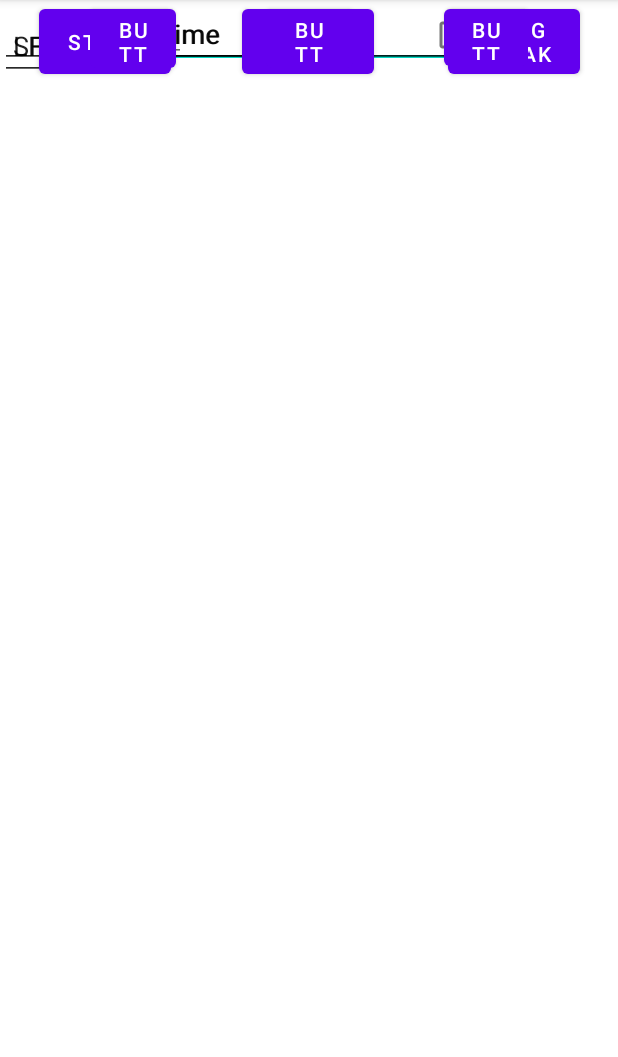
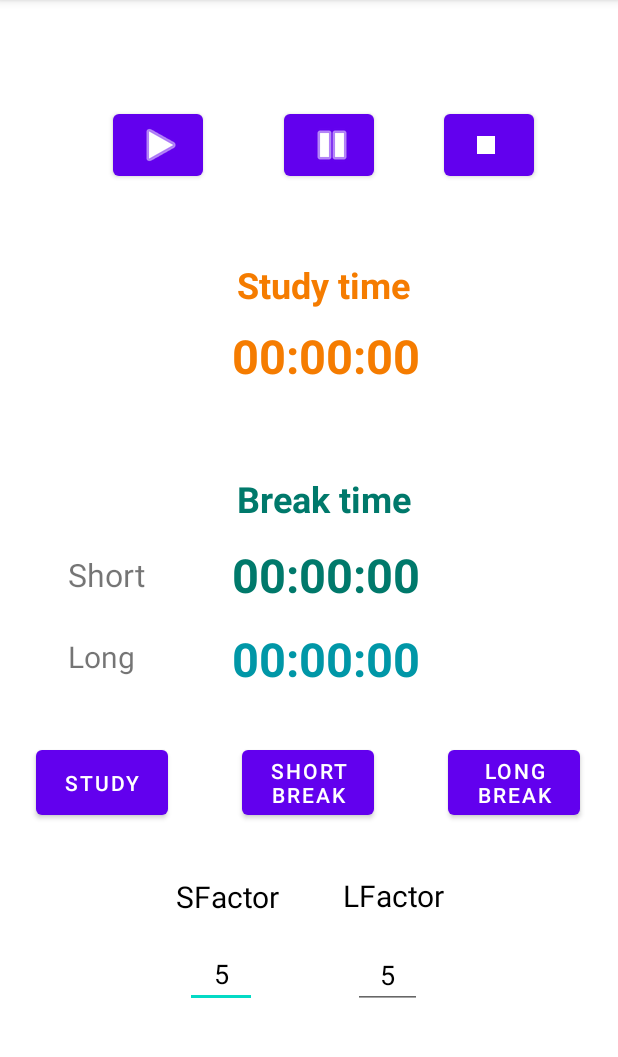
Before and after one commit to pviscone/flowmodoro, an Android app: the screen it shows after launch (MainActivity), on a phone screen of 412 x 824 dp, the part 84-1141 px from its top. Run offline under Robolectric (Android 15) with nearby library versions, the phone set to English and light mode, and no system bars.

Commit message:
New basic layout added

```diff
--- /dev/null
+++ b/app/src/main/res/drawable/ic_stop.xml
@@ -0,0 +1,10 @@
+<vector xmlns:android="http://schemas.android.com/apk/res/android"
+    android:width="24dp"
+    android:height="24dp"
+    android:viewportWidth="24"
+    android:viewportHeight="24"
+    android:tint="?attr/colorControlNormal">
+  <path
+      android:fillColor="@android:color/white"
+      android:pathData="M6,6h12v12H6z"/>
+</vector>
--- a/app/src/main/res/layout/activity_main.xml
+++ b/app/src/main/res/layout/activity_main.xml
@@ -4,197 +4,274 @@
     xmlns:tools="http://schemas.android.com/tools"
     android:layout_width="match_parent"
     android:layout_height="match_parent"
+    android:background="@color/white"
     tools:context=".MainActivity">
 
+    <ImageView
+        android:id="@+id/imageView"
+        android:layout_width="wrap_content"
+        android:layout_height="wrap_content"
+        app:layout_constraintBottom_toBottomOf="parent"
+        tools:layout_editor_absoluteX="0dp"
+        tools:srcCompat="@drawable/wp6387132" />
+
     <Button
-        android:id="@+id/button8"
+        android:id="@+id/buttonLong"
+        android:layout_width="wrap_content"
+        android:layout_height="wrap_content"
+        android:text="Long\nbreak"
+        app:layout_constraintBottom_toBottomOf="parent"
+        app:layout_constraintEnd_toEndOf="parent"
+        app:layout_constraintHorizontal_bias="0.662"
+        app:layout_constraintStart_toEndOf="@+id/buttonShort"
+        app:layout_constraintTop_toTopOf="parent"
+        app:layout_constraintVertical_bias="0.693" />
+
+    <Button
+        android:id="@+id/buttonShort"
         android:layout_width="wrap_content"
         android:layout_height="wrap_content"
         android:text="Short\nbreak"
+        app:layout_constraintBottom_toBottomOf="parent"
         app:layout_constraintEnd_toEndOf="parent"
         app:layout_constraintHorizontal_bias="0.498"
         app:layout_constraintStart_toStartOf="parent"
-        tools:layout_editor_absoluteY="478dp" />
+        app:layout_constraintTop_toTopOf="parent"
+        app:layout_constraintVertical_bias="0.693" />
 
     <Button
-        android:id="@+id/button10"
-        android:layout_width="wrap_content"
-        android:layout_height="wrap_content"
-        android:text="Long\nbreak"
-        app:layout_constraintEnd_toEndOf="parent"
-        app:layout_constraintHorizontal_bias="0.662"
-        app:layout_constraintStart_toEndOf="@+id/button8"
-        tools:layout_editor_absoluteY="478dp" />
-
-    <Button
-        android:id="@+id/button9"
+        android:id="@+id/buttonStudy"
         android:layout_width="88dp"
         android:layout_height="55dp"
         android:text="Study"
-        app:layout_constraintEnd_toStartOf="@+id/button8"
-        app:layout_constraintHorizontal_bias="0.356"
+        app:layout_constraintBottom_toBottomOf="parent"
+        app:layout_constraintEnd_toStartOf="@+id/buttonShort"
+        app:layout_constraintHorizontal_bias="0.328"
         app:layout_constraintStart_toStartOf="parent"
-        tools:layout_editor_absoluteY="478dp" />
+        app:layout_constraintTop_toTopOf="parent"
+        app:layout_constraintVertical_bias="0.693" />
 
-    <EditText
-        android:id="@+id/editTextTime3"
+    <TextView
+        android:id="@+id/LongTime"
+        android:layout_width="210dp"
+        android:layout_height="44dp"
+        android:ems="10"
+        android:text="00:00:00"
+        android:textAlignment="center"
+        android:textColor="#0097A7"
+        android:textColorHighlight="#00796B"
+        android:textSize="31dp"
+        android:textStyle="bold"
+        app:layout_constraintBottom_toBottomOf="parent"
+        app:layout_constraintEnd_toEndOf="parent"
+        app:layout_constraintHorizontal_bias="0.557"
+        app:layout_constraintStart_toStartOf="parent"
+        app:layout_constraintTop_toTopOf="parent"
+        app:layout_constraintVertical_bias="0.577" />
+
+    <TextView
+        android:id="@+id/StudyTime"
+        android:layout_width="210dp"
+        android:layout_height="44dp"
+        android:ems="10"
+        android:text="00:00:00"
+        android:textAlignment="center"
+        android:textColor="#F57C00"
+        android:textSize="31dp"
+        android:textStyle="bold"
+        app:layout_constraintBottom_toBottomOf="parent"
+        app:layout_constraintEnd_toEndOf="parent"
+        app:layout_constraintHorizontal_bias="0.557"
+        app:layout_constraintStart_toStartOf="parent"
+        app:layout_constraintTop_toTopOf="parent"
+        app:layout_constraintVertical_bias="0.298" />
+
+    <TextView
+        android:id="@+id/editTextTextPersonName"
         android:layout_width="wrap_content"
         android:layout_height="wrap_content"
         android:ems="10"
-        android:inputType="time"
+        android:inputType="textPersonName"
+        android:text="            Study time"
+        android:textColor="#F57C00"
+        android:textSize="24sp"
+        android:textStyle="bold"
+        app:layout_constraintBottom_toBottomOf="parent"
         app:layout_constraintEnd_toEndOf="parent"
-        app:layout_constraintHorizontal_bias="0.572"
+        app:layout_constraintHorizontal_bias="0.654"
         app:layout_constraintStart_toStartOf="parent"
-        tools:layout_editor_absoluteY="411dp" />
+        app:layout_constraintTop_toTopOf="parent"
+        app:layout_constraintVertical_bias="0.236" />
 
-    <EditText
-        android:id="@+id/editTextTime"
-        android:layout_width="wrap_content"
-        android:layout_height="wrap_content"
+    <TextView
+        android:id="@+id/ShortTime"
+        android:layout_width="210dp"
+        android:layout_height="44dp"
         android:ems="10"
-        android:inputType="time"
+        android:text="00:00:00"
+        android:textAlignment="center"
+        android:textColor="#00796B"
+        android:textSize="31dp"
+        android:textStyle="bold"
+        app:layout_constraintBottom_toBottomOf="parent"
         app:layout_constraintEnd_toEndOf="parent"
-        app:layout_constraintHorizontal_bias="0.567"
+        app:layout_constraintHorizontal_bias="0.557"
         app:layout_constraintStart_toStartOf="parent"
-        tools:layout_editor_absoluteY="220dp" />
+        app:layout_constraintTop_toTopOf="parent" />
 
-    <EditText
-        android:id="@+id/editTextTextPersonName3"
-        android:layout_width="70dp"
-        android:layout_height="40dp"
+    <TextView
+        android:id="@+id/editTextTextPersonName2"
+        android:layout_width="67dp"
+        android:layout_height="31dp"
+        android:layout_marginStart="40dp"
         android:ems="10"
         android:inputType="textPersonName"
-        android:text="  Long"
-        app:layout_constraintEnd_toStartOf="@+id/editTextTime3"
-        app:layout_constraintHorizontal_bias="0.666"
+        android:text=" Short"
+        android:textSize="21dp"
+        app:layout_constraintBottom_toBottomOf="parent"
+        app:layout_constraintEnd_toStartOf="@+id/editTextTime2"
+        app:layout_constraintHorizontal_bias="0.604"
         app:layout_constraintStart_toStartOf="parent"
-        tools:layout_editor_absoluteY="416dp" />
+        app:layout_constraintTop_toTopOf="parent" />
 
-    <EditText
+    <TextView
         android:id="@+id/editTextTextPersonName4"
         android:layout_width="wrap_content"
         android:layout_height="wrap_content"
         android:ems="10"
         android:inputType="textPersonName"
         android:text="            Break time"
-        tools:layout_editor_absoluteX="115dp"
-        tools:layout_editor_absoluteY="288dp" />
+        android:textColor="#00796B"
+        android:textSize="24sp"
+        android:textStyle="bold"
+        app:layout_constraintBottom_toBottomOf="parent"
+        app:layout_constraintEnd_toEndOf="parent"
+        app:layout_constraintHorizontal_bias="0.654"
+        app:layout_constraintStart_toStartOf="parent"
+        app:layout_constraintTop_toTopOf="parent"
+        app:layout_constraintVertical_bias="0.43" />
+
+    <TextView
+        android:id="@+id/editTextTextPersonName3"
+        android:layout_width="69dp"
+        android:layout_height="38dp"
+        android:layout_marginStart="36dp"
+        android:ems="10"
+        android:inputType="textPersonName"
+        android:text="  Long"
+        android:textSize="20sp"
+        app:layout_constraintBottom_toBottomOf="parent"
+        app:layout_constraintEnd_toStartOf="@+id/editTextTime3"
+        app:layout_constraintHorizontal_bias="0.652"
+        app:layout_constraintStart_toStartOf="parent"
+        app:layout_constraintTop_toTopOf="parent"
+        app:layout_constraintVertical_bias="0.581" />
+
+    <Button
+        android:id="@+id/buttonPause"
+        android:layout_width="60dp"
+        android:layout_height="53dp"
+        android:text="Button"
+        app:icon="@android:drawable/ic_media_pause"
+        app:layout_constraintBottom_toBottomOf="parent"
+        app:layout_constraintEnd_toEndOf="parent"
+        app:layout_constraintHorizontal_bias="0.538"
+        app:layout_constraintStart_toStartOf="parent"
+        app:layout_constraintTop_toTopOf="parent"
+        app:layout_constraintVertical_bias="0.098" />
+
+    <Button
+        android:id="@+id/buttonStop"
+        android:layout_width="60dp"
+        android:layout_height="53dp"
+        android:text="Button"
+        app:icon="@drawable/ic_stop"
+        app:layout_constraintBottom_toBottomOf="parent"
+        app:layout_constraintEnd_toEndOf="parent"
+        app:layout_constraintHorizontal_bias="0.457"
+        app:layout_constraintStart_toEndOf="@+id/buttonPause"
+        app:layout_constraintTop_toTopOf="parent"
+        app:layout_constraintVertical_bias="0.098" />
+
+    <Button
+        android:id="@+id/buttonPlay"
+        android:layout_width="60dp"
+        android:layout_height="53dp"
+        android:text="Button"
+        app:icon="@android:drawable/ic_media_play"
+        app:layout_constraintBottom_toBottomOf="parent"
+        app:layout_constraintEnd_toStartOf="@+id/buttonPause"
+        app:layout_constraintHorizontal_bias="0.584"
+        app:layout_constraintStart_toStartOf="parent"
+        app:layout_constraintTop_toTopOf="parent"
+        app:layout_constraintVertical_bias="0.098" />
 
     <EditText
-        android:id="@+id/editTextTextPersonName2"
-        android:layout_width="71dp"
-        android:layout_height="44dp"
-        android:ems="10"
-        android:inputType="textPersonName"
-        android:text=" Short"
-        app:layout_constraintEnd_toStartOf="@+id/editTextTime2"
-        app:layout_constraintHorizontal_bias="0.659"
-        app:layout_constraintStart_toStartOf="parent"
-        tools:layout_editor_absoluteY="344dp" />
-
-    <EditText
-        android:id="@+id/editTextTime2"
-        android:layout_width="wrap_content"
-        android:layout_height="wrap_content"
-        android:ems="10"
-        android:inputType="time"
-        app:layout_constraintEnd_toEndOf="parent"
-        app:layout_constraintHorizontal_bias="0.572"
-        app:layout_constraintStart_toStartOf="parent"
-        tools:layout_editor_absoluteY="343dp" />
-
-    <EditText
-        android:id="@+id/editTextTextPersonName"
-        android:layout_width="wrap_content"
-        android:layout_height="wrap_content"
-        android:ems="10"
-        android:inputType="textPersonName"
-        android:text="            Study time"
-        tools:layout_editor_absoluteX="115dp"
-        tools:layout_editor_absoluteY="157dp" />
-
-    <Button
-        android:id="@+id/button13"
-        android:layout_width="58dp"
-        android:layout_height="51dp"
-        android:text="Button"
-        app:layout_constraintEnd_toEndOf="parent"
-        app:layout_constraintHorizontal_bias="0.501"
-        app:layout_constraintStart_toStartOf="parent"
-        tools:layout_editor_absoluteY="69dp" />
-
-    <Button
-        android:id="@+id/button14"
-        android:layout_width="56dp"
-        android:layout_height="50dp"
-        android:text="Button"
-        app:layout_constraintEnd_toEndOf="parent"
-        app:layout_constraintStart_toEndOf="@+id/button13"
-        tools:layout_editor_absoluteY="70dp" />
-
-    <Button
-        android:id="@+id/button11"
-        android:layout_width="57dp"
-        android:layout_height="51dp"
-        android:text="Button"
-        app:layout_constraintEnd_toStartOf="@+id/button13"
-        app:layout_constraintStart_toStartOf="parent"
-        tools:layout_editor_absoluteY="69dp" />
-
-    <EditText
-        android:id="@+id/editTextNumber4"
+        android:id="@+id/SFactor"
         android:layout_width="48dp"
         android:layout_height="41dp"
         android:ems="10"
         android:inputType="number"
-        app:layout_constraintEnd_toStartOf="@+id/editTextNumber5"
-        app:layout_constraintHorizontal_bias="0.539"
+        android:shadowColor="#7E7979"
+        android:text="5"
+        android:textAlignment="center"
+        android:textColor="#000000"
+        app:layout_constraintBottom_toBottomOf="parent"
+        app:layout_constraintEnd_toStartOf="@+id/LFactor"
+        app:layout_constraintHorizontal_bias="0.658"
         app:layout_constraintStart_toStartOf="parent"
-        tools:layout_editor_absoluteY="615dp" />
+        app:layout_constraintTop_toTopOf="parent"
+        app:layout_constraintVertical_bias="0.868" />
 
-    <EditText
-        android:id="@+id/editTextNumber5"
-        android:layout_width="46dp"
-        android:layout_height="42dp"
+    <TextView
+        android:id="@+id/editTextTextPersonName6"
+        android:layout_width="77dp"
+        android:layout_height="44dp"
         android:ems="10"
-        android:inputType="number"
-        app:layout_constraintEnd_toStartOf="@+id/checkBox2"
-        app:layout_constraintHorizontal_bias="0.79"
+        android:inputType="textPersonName"
+        android:text=" LFactor"
+        android:textAlignment="center"
+        android:textColor="#000000"
+        android:textSize="20sp"
+        app:layout_constraintBottom_toTopOf="@+id/LFactor"
+        app:layout_constraintEnd_toEndOf="parent"
+        app:layout_constraintHorizontal_bias="0.661"
         app:layout_constraintStart_toStartOf="parent"
-        tools:layout_editor_absoluteY="615dp" />
+        app:layout_constraintTop_toTopOf="parent"
+        app:layout_constraintVertical_bias="0.994" />
 
-    <CheckBox
-        android:id="@+id/checkBox2"
-        android:layout_width="82dp"
-        android:layout_height="47dp"
-        android:text="Penalty"
-        app:layout_constraintEnd_toEndOf="parent"
-        app:layout_constraintHorizontal_bias="0.866"
-        app:layout_constraintStart_toStartOf="parent"
-        tools:layout_editor_absoluteY="610dp" />
-
-    <EditText
+    <TextView
         android:id="@+id/editTextTextPersonName5"
         android:layout_width="77dp"
         android:layout_height="43dp"
         android:ems="10"
         android:inputType="textPersonName"
         android:text=" SFactor "
-        app:layout_constraintBottom_toTopOf="@+id/editTextNumber4"
-        app:layout_constraintTop_toBottomOf="@+id/button9"
-        app:layout_constraintVertical_bias="0.461"
-        tools:layout_editor_absoluteX="60dp" />
+        android:textAlignment="center"
+        android:textColor="#000000"
+        android:textIsSelectable="false"
+        android:textSize="20sp"
+        app:layout_constraintBottom_toTopOf="@+id/SFactor"
+        app:layout_constraintEnd_toEndOf="parent"
+        app:layout_constraintHorizontal_bias="0.335"
+        app:layout_constraintStart_toStartOf="parent"
+        app:layout_constraintTop_toTopOf="parent"
+        app:layout_constraintVertical_bias="0.994" />
 
     <EditText
-        android:id="@+id/editTextTextPersonName6"
-        android:layout_width="77dp"
-        android:layout_height="44dp"
+        android:id="@+id/LFactor"
+        android:layout_width="46dp"
+        android:layout_height="42dp"
         android:ems="10"
-        android:inputType="textPersonName"
-        android:text=" LFactor"
-        app:layout_constraintBottom_toTopOf="@+id/editTextNumber5"
-        app:layout_constraintTop_toBottomOf="@+id/button8"
-        app:layout_constraintVertical_bias="0.461"
-        tools:layout_editor_absoluteX="174dp" />
+        android:inputType="number"
+        android:text="5"
+        android:textAlignment="center"
+        android:textColor="#000000"
+        app:layout_constraintBottom_toBottomOf="parent"
+        app:layout_constraintEnd_toEndOf="parent"
+        app:layout_constraintHorizontal_bias="0.643"
+        app:layout_constraintStart_toStartOf="parent"
+        app:layout_constraintTop_toTopOf="parent"
+        app:layout_constraintVertical_bias="0.869" />
 
 </androidx.constraintlayout.widget.ConstraintLayout>
```
